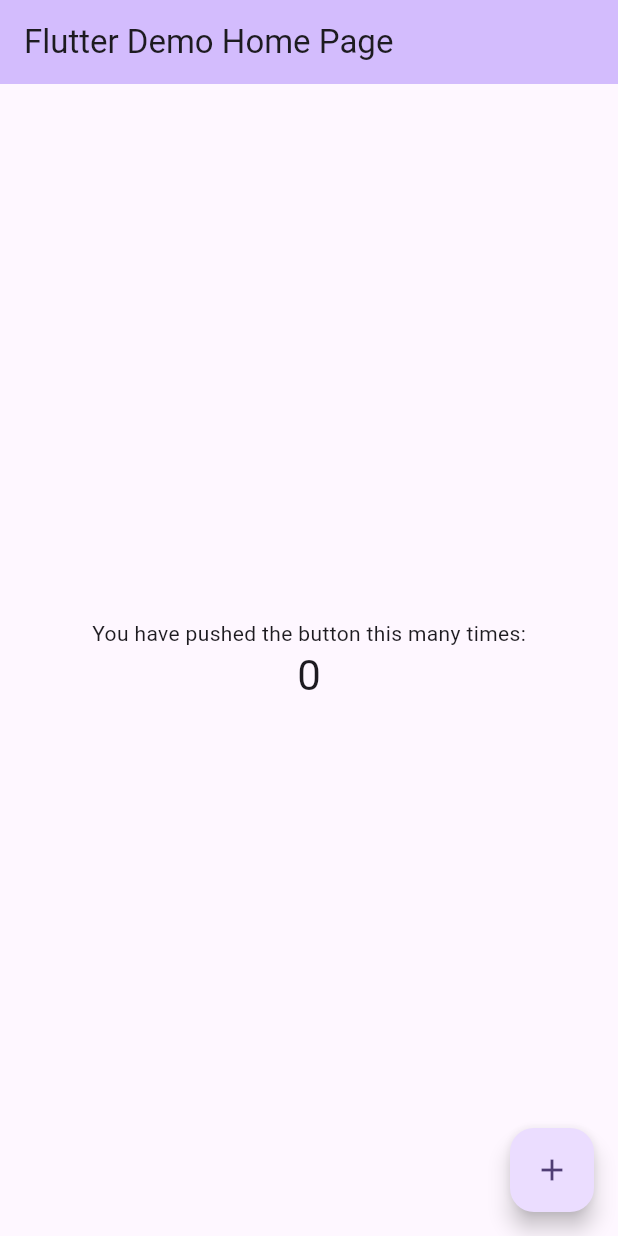
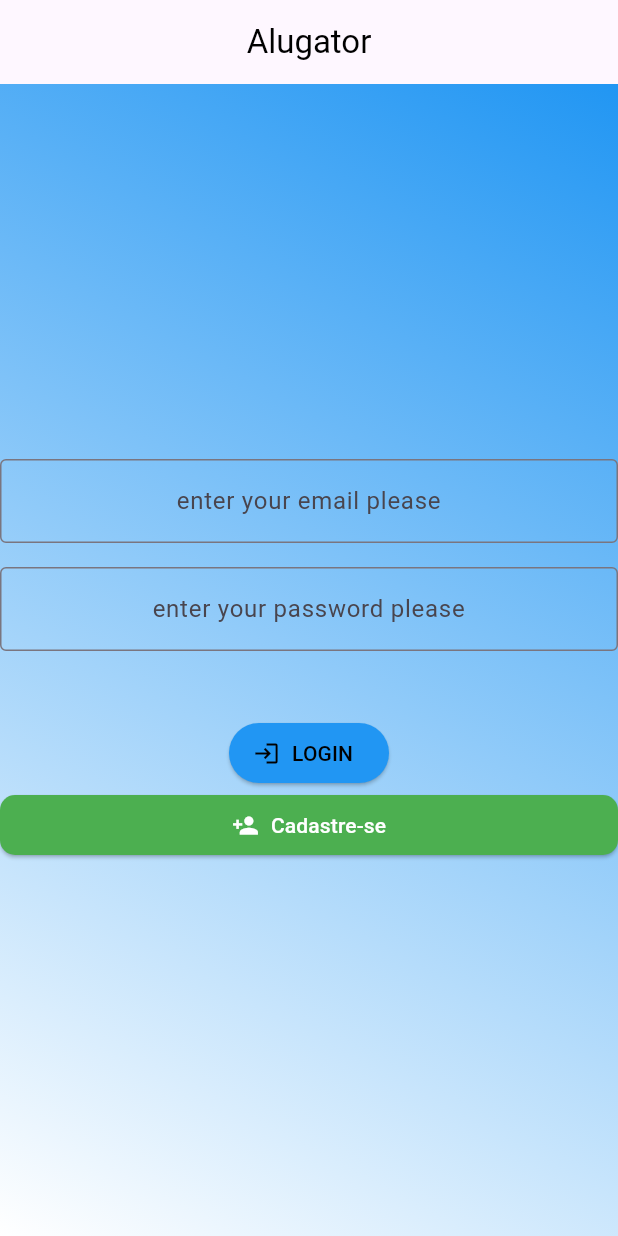
Before and after one commit to devtheozzinho/theo_2025, a Flutter app: the screen it shows after launch, on a phone screen of 412 x 824 dp. Run offline on Flutter 3.47's test engine with Material 3 defaults, Android fonts, the phone set to English and light mode, and no system bars.

Commit message:
implementação da appBar

```diff
--- /dev/null
+++ b/academia/lib/login/login.dart
@@ -0,0 +1,116 @@
+import 'package:flutter/material.dart';
+
+class MeuAplicativo extends StatelessWidget {
+  const MeuAplicativo({Key? key}) : super(key: key);
+
+  @override
+  Widget build(BuildContext context) {
+    return Scaffold(
+      appBar: AppBar(
+        title: Text('Alugator'),
+        centerTitle: true,
+        foregroundColor: Colors.black,
+      ),
+      body: Stack(
+        children: [
+          GradientApp(),
+          Center(
+            child: Column(
+              mainAxisAlignment: MainAxisAlignment.center,
+              children: [
+                TextFormField(
+                    decoration: InputDecoration(
+                        border: OutlineInputBorder(),
+                        hintText: 'enter your email please'),
+                    textAlign: TextAlign.center),
+                SizedBox(height: 16),
+                TextFormField(
+                  decoration: InputDecoration(
+                      border: OutlineInputBorder(),
+                      hintText: 'enter your password please'),
+                  textAlign: TextAlign.center,
+                ),
+                SizedBox(height: 16),
+                ElevatedButtomApp(),
+                CadastroApp(),
+              ],
+            ),
+          ),
+        ],
+      ),
+    );
+  }
+}
+
+class ElevatedButtomApp extends StatelessWidget {
+  const ElevatedButtomApp({Key? key}) : super(key: key);
+
+  @override
+  Widget build(BuildContext context) {
+    return Column(
+      mainAxisSize: MainAxisSize.min,
+      mainAxisAlignment: MainAxisAlignment.center,
+      children: [
+        Padding(padding: EdgeInsets.all(14)),
+        ElevatedButton.icon(
+          onPressed: () {
+            // loguin('admin', '123');
+            print('deu Certo');
+          },
+          icon: Icon(
+            Icons.login,
+            color: Colors.black,
+          ),
+          label: Text('LOGIN'),
+          style: ElevatedButton.styleFrom(
+              foregroundColor: Colors.black, backgroundColor: Colors.blue),
+        ),
+      ],
+    );
+  }
+}
+
+class GradientApp extends StatelessWidget {
+  const GradientApp({Key? key}) : super(key: key);
+
+  @override
+  Widget build(BuildContext context) {
+    return Container(
+        width: double.infinity,
+        height: double.infinity,
+        decoration: const BoxDecoration(
+          gradient: LinearGradient(
+            begin: Alignment.topRight,
+            end: Alignment.bottomLeft,
+            colors: [Colors.blue, Colors.white],
+          ),
+        ),
+        child: SizedBox.expand());
+  }
+}
+
+class CadastroApp extends StatelessWidget {
+  const CadastroApp({Key? key}) : super(key: key);
+
+  @override
+  Widget build(BuildContext context) {
+    return SizedBox(
+      width: double.infinity,
+      child: ElevatedButton.icon(
+        onPressed: () {
+          print('botão pressionado');
+        },
+        icon: Icon(Icons.person_add, color: Colors.white),
+        label: Text('Cadastre-se'),
+        style: ElevatedButton.styleFrom(
+          backgroundColor: Colors.green,
+          foregroundColor: Colors.white,
+          padding: EdgeInsets.symmetric(vertical: 10),
+          shape: RoundedRectangleBorder(
+            borderRadius: BorderRadius.circular(10),
+          ),
+        ),
+      ),
+    );
+  }
+}
--- a/academia/lib/main.dart
+++ b/academia/lib/main.dart
@@ -1,4 +1,5 @@
 import 'package:flutter/material.dart';
+import './login/login.dart';
 
 void main() {
   runApp(const MyApp());
@@ -32,7 +33,7 @@ class MyApp extends StatelessWidget {
         colorScheme: ColorScheme.fromSeed(seedColor: Colors.deepPurple),
         useMaterial3: true,
       ),
-      home: const MyHomePage(title: 'Flutter Demo Home Page'),
+      home: MeuAplicativo(),
     );
   }
 }
```
